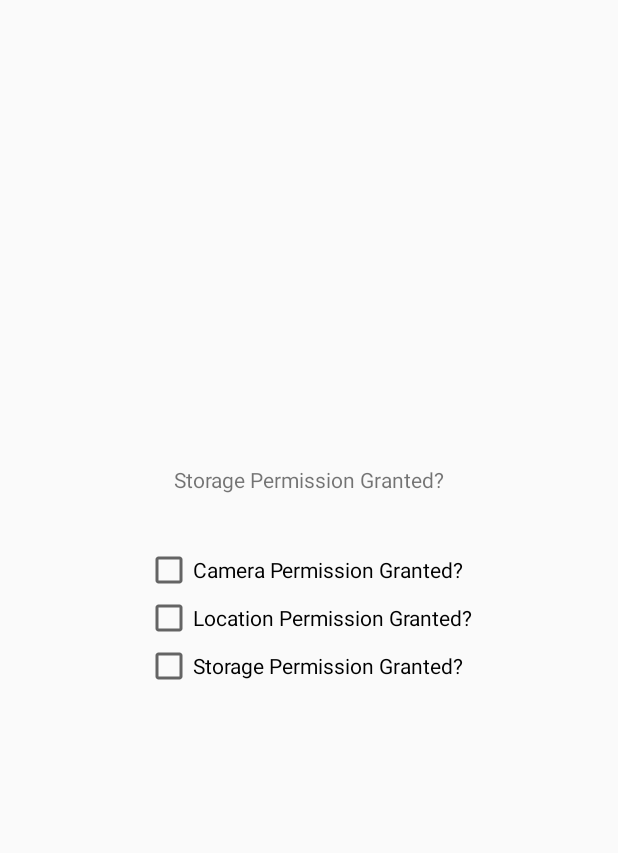
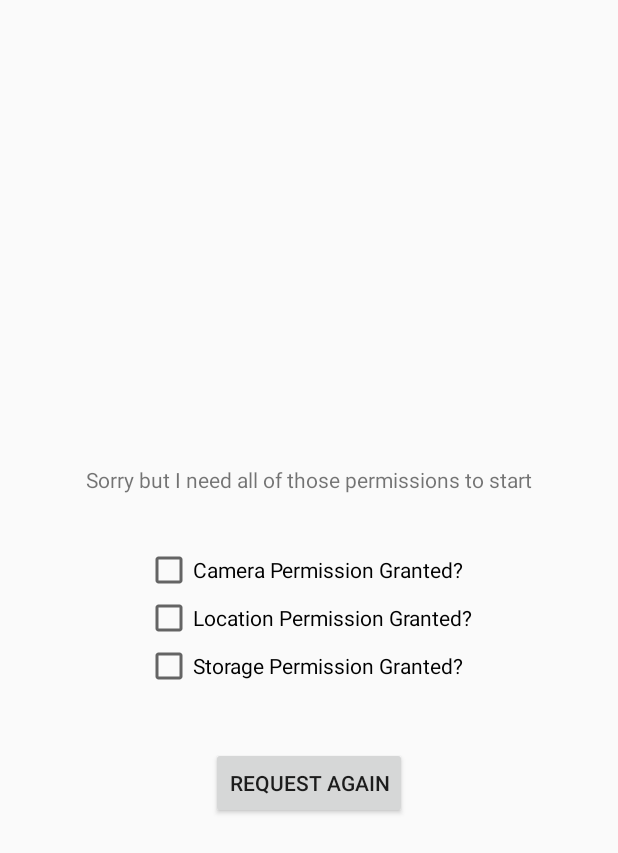
Before and after one commit to HSLU-BaumannWicki/PAWI_HS18-AR_Buildings, an Android app: the layout activity_check_permission_and_show_error.xml on its own in the app's theme, with its tools: preview values and no code run, on a phone screen of 412 x 824 dp. Shown: the top 853 px of the screen. Run offline under Robolectric (Android 15) with nearby library versions, the phone set to English and light mode, and no system bars.

Commit message:
created working permission request activity

```diff
--- a/app/src/main/res/layout/activity_check_permission_and_show_error.xml
+++ b/app/src/main/res/layout/activity_check_permission_and_show_error.xml
@@ -4,7 +4,7 @@
     xmlns:tools="http://schemas.android.com/tools"
     android:layout_width="match_parent"
     android:layout_height="match_parent"
-    tools:context=".CheckPermissionAndShowError">
+    tools:context=".ARMainActivity">
 
     <LinearLayout
         android:id="@+id/linearLayout"
@@ -61,4 +61,20 @@
         app:layout_constraintTop_toTopOf="parent"
         app:layout_constraintVertical_bias="0.9" />
 
+    <Button
+        android:id="@+id/request_again"
+        android:layout_width="wrap_content"
+        android:layout_height="wrap_content"
+        android:layout_marginStart="8dp"
+        android:layout_marginTop="8dp"
+        android:layout_marginEnd="8dp"
+        android:layout_marginBottom="8dp"
+        android:onClick="requestPermissionAgain"
+        android:text="@string/request_permission_again_button"
+        app:layout_constraintBottom_toBottomOf="parent"
+        app:layout_constraintEnd_toEndOf="parent"
+        app:layout_constraintStart_toStartOf="parent"
+        app:layout_constraintTop_toBottomOf="@+id/linearLayout"
+        app:layout_constraintVertical_bias="0.100000024" />
+
 </android.support.constraint.ConstraintLayout>
--- a/app/src/main/res/layout/ar_main_activity.xml
+++ b/app/src/main/res/layout/ar_main_activity.xml
@@ -4,7 +4,7 @@
     xmlns:tools="http://schemas.android.com/tools"
     android:layout_width="match_parent"
     android:layout_height="match_parent"
-    tools:context=".ARMainActivity">
+    tools:context=".CheckPermissionMainActivity">
 
     <TextView
         android:layout_width="wrap_content"
--- a/app/src/main/res/values/strings.xml
+++ b/app/src/main/res/values/strings.xml
@@ -1,9 +1,10 @@
 <resources>
-    <string name="app_name">AR_Buildings2</string>
+    <string name="app_name">AR_Buildings</string>
     <string name="title_activity_android_permission_check">AndroidPermissionCheck</string>
     <string name="location_permission_check">Location Permission Granted?</string>
     <string name="camera_permission_check">Camera Permission Granted?</string>
     <string name="storage_permission_check">Storage Permission Granted?</string>
-    <string name="information_title_about_permission">Storage Permission Granted?</string>
+    <string name="information_title_about_permission">Sorry but I need all of those permissions to start</string>
     <string name="title_activity_main_activitytest">MainActivitytest</string>
+    <string name="request_permission_again_button">Request Again</string>
 </resources>
```
Also changed, not shown: app/src/main/AndroidManifest.xml (+6 -6 lines), app/src/main/java/eu/kudan/ar/ARMainActivity.java (+20 -3 lines), app/src/main/java/eu/kudan/ar/CheckPermissionMainActivity.java (renamed from app/src/main/java/eu/kudan/ar/CheckPermissionAndShowError.java, +50 -16 lines).
